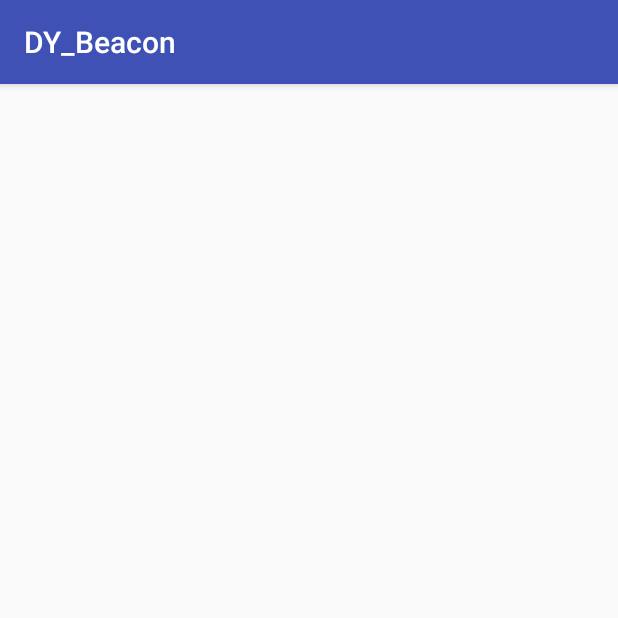
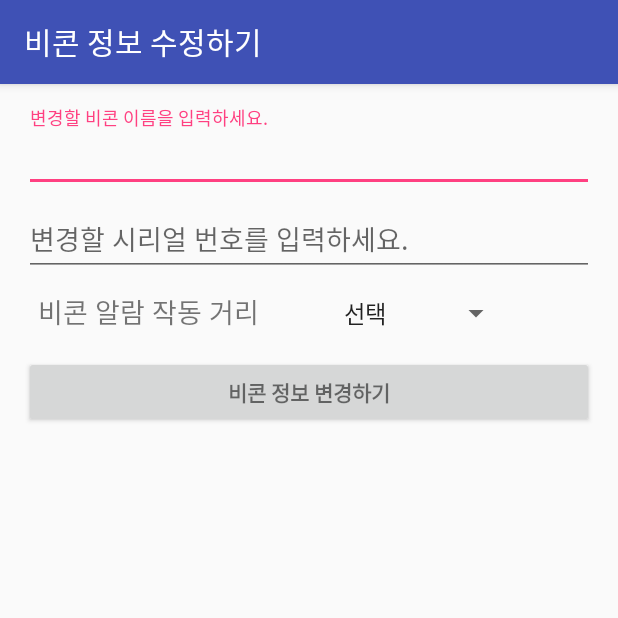
Before and after one commit to dusnew14/DY_beacon, an Android app: the Modify_Data_Activity screen opened directly, with no data from a screen before it, on a phone screen of 412 x 824 dp, the top half of it. Run offline under Robolectric (Android 15) with nearby library versions, the phone set to English and light mode, and no system bars; 2 statements that could not run were skipped.

Commit message:
register, saved, delete, recoranging 완료, modify 진행

```diff
--- a/app/src/main/AndroidManifest.xml
+++ b/app/src/main/AndroidManifest.xml
@@ -42,7 +42,8 @@
             android:label="@string/title_activity_register__beacon_" />
         <activity android:name=".Saved_Beacons_Activity" />
         <activity android:name=".reco.RecoRangingActivity" />
-        <activity android:name=".Modify_Data_Activity"></activity>
+        <activity android:name=".Modify_Data_Activity"
+            android:label="비콘 정보 수정하기"></activity>
     </application>
 
 </manifest>
--- a/app/src/main/java/com/example/wustls14/dy_beacon/Modify_Data_Activity.java
+++ b/app/src/main/java/com/example/wustls14/dy_beacon/Modify_Data_Activity.java
@@ -1,13 +1,35 @@
 package com.example.wustls14.dy_beacon;
 
+import android.content.Intent;
 import android.support.v7.app.AppCompatActivity;
 import android.os.Bundle;
+import android.widget.TextView;
 
 public class Modify_Data_Activity extends AppCompatActivity {
+
+    public TextView modify_beaconName;
+    public TextView modify_srlNo;
+
+    String former_beaconName;
+    String former_srlNo;
 
     @Override
     protected void onCreate(Bundle savedInstanceState) {
         super.onCreate(savedInstanceState);
         setContentView(R.layout.activity_modify_data);
+
+        // 그 전 Activity에서 전달되는 값 받아오기
+        Intent intent = getIntent();
+
+        // 수정 전 beaconName 값 셋팅
+        former_beaconName = intent.getExtras().getString("beaconName");
+        modify_beaconName = (TextView)findViewById(R.id.modify_name_txt);
+        modify_beaconName.setText(former_beaconName);
+
+        // 수정 전 srlNo 셋팅
+        former_srlNo = intent.getExtras().getString("srlNo");
+        modify_srlNo = (TextView)findViewById(R.id.modify_srlNo_txt);
+        modify_srlNo.setText(former_srlNo);
+
     }
 }
--- a/app/src/main/java/com/example/wustls14/dy_beacon/Register_Beacon_Activity.java
+++ b/app/src/main/java/com/example/wustls14/dy_beacon/Register_Beacon_Activity.java
@@ -43,9 +43,7 @@ import java.util.List;
 
 import static android.Manifest.permission.READ_CONTACTS;
 
-/**
- * A login screen that offers login via email/password.
- */
+
 public class Register_Beacon_Activity extends AppCompatActivity implements LoaderCallbacks<Cursor> {
 
     //Id to identity READ_CONTACTS permission request.
--- a/app/src/main/java/com/example/wustls14/dy_beacon/model/SavedBeacon_Model.java
+++ b/app/src/main/java/com/example/wustls14/dy_beacon/model/SavedBeacon_Model.java
@@ -1,6 +1,8 @@
 package com.example.wustls14.dy_beacon.model;
 
-public class SavedBeacon_Model {
+import java.io.Serializable;
+
+public class SavedBeacon_Model implements Serializable{
 
     String beaconName;
     int srlNo;
--- a/app/src/main/res/layout/activity_modify_data.xml
+++ b/app/src/main/res/layout/activity_modify_data.xml
@@ -4,8 +4,80 @@
     xmlns:tools="http://schemas.android.com/tools"
     android:layout_width="match_parent"
     android:layout_height="match_parent"
-    tools:context="com.example.wustls14.dy_beacon.Modify_Data_Activity">
+    android:paddingBottom="@dimen/activity_vertical_margin"
+    android:paddingLeft="@dimen/activity_horizontal_margin"
+    android:paddingRight="@dimen/activity_horizontal_margin"
+    android:paddingTop="@dimen/activity_vertical_margin"
+    tools:context="com.example.wustls14.dy_beacon.Modify_Data_Activity"
+    android:orientation="vertical">
 
+    <LinearLayout
+        android:id="@+id/modify_form"
+        android:layout_width="match_parent"
+        android:layout_height="wrap_content"
+        android:orientation="vertical">
 
+        <android.support.design.widget.TextInputLayout
+            android:layout_width="match_parent"
+            android:layout_height="wrap_content">
+
+            <AutoCompleteTextView
+                android:id="@+id/modify_name_txt"
+                android:layout_width="match_parent"
+                android:layout_height="wrap_content"
+                android:hint="변경할 비콘 이름을 입력하세요."
+                android:maxLines="1"
+                android:singleLine="true" />
+
+        </android.support.design.widget.TextInputLayout>
+
+        <android.support.design.widget.TextInputLayout
+            android:layout_width="match_parent"
+            android:layout_height="wrap_content">
+
+            <EditText
+                android:id="@+id/modify_srlNo_txt"
+                android:layout_width="match_parent"
+                android:layout_height="wrap_content"
+                android:hint="변경할 시리얼 번호를 입력하세요."
+                android:imeActionId="6"
+                android:imeActionLabel="@string/action_sign_in_short"
+                android:imeOptions="actionUnspecified"
+                android:maxLines="1"
+                android:singleLine="true" />
+
+        </android.support.design.widget.TextInputLayout>
+
+        <LinearLayout
+            android:layout_width="match_parent"
+            android:layout_height="wrap_content"
+            android:layout_marginTop="10dp"
+            android:orientation="horizontal">
+
+            <TextView
+                android:layout_width="200dp"
+                android:layout_height="wrap_content"
+                android:text="  비콘 알람 작동 거리"
+                android:textSize="18sp" />
+
+            <Spinner
+                android:id="@+id/modify_distance_spinner"
+                android:layout_width="wrap_content"
+                android:layout_height="wrap_content"
+                android:layout_marginLeft="5dp"
+                android:entries="@array/register_distance" />
+
+        </LinearLayout>
+
+        <Button
+            android:id="@+id/modify_btn"
+            style="?android:textAppearanceSmall"
+            android:layout_width="match_parent"
+            android:layout_height="wrap_content"
+            android:layout_marginTop="16dp"
+            android:text="비콘 정보 변경하기"
+            android:textStyle="bold" />
+
+    </LinearLayout>
 
 </LinearLayout>
--- a/app/src/main/res/layout/activity_saved_beacons.xml
+++ b/app/src/main/res/layout/activity_saved_beacons.xml
@@ -9,10 +9,8 @@
     <android.support.v7.widget.RecyclerView
         android:id="@+id/saved_recyclerView"
         android:layout_width="match_parent"
-        android:layout_height="0dp"
-        android:layout_weight="9"
+        android:layout_height="wrap_content"
         android:layout_marginTop="10dp"
-        android:layout_marginLeft="10dp"
         tools:listitem="@layout/item_saved_beacon_layout" />
 
 </android.support.constraint.ConstraintLayout>
```
Also changed, not shown: app/src/main/java/com/example/wustls14/dy_beacon/Saved_Beacons_Activity.java (+17 -5 lines), app/src/main/res/layout/item_saved_beacon_layout.xml (+6 -19 lines).
